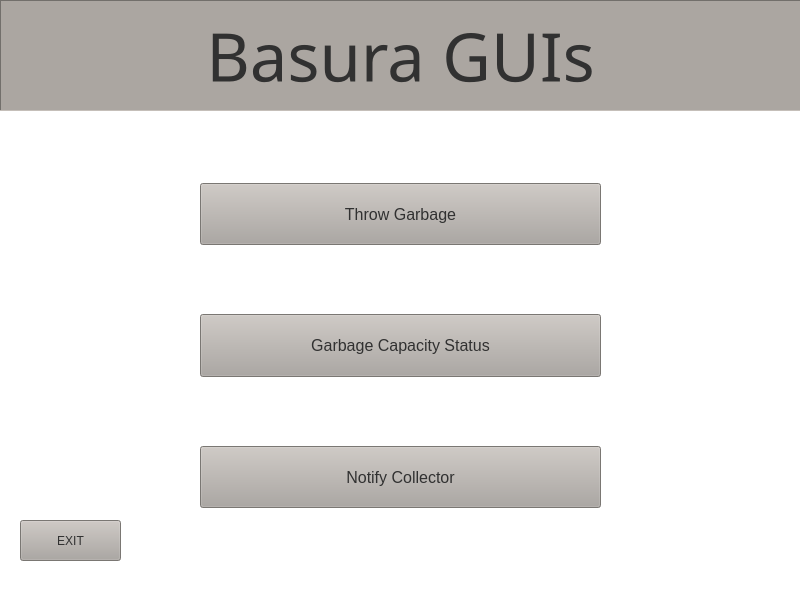
IshahBautista/BasuraGUIs, file mainwindow.ui: the form before one commit.
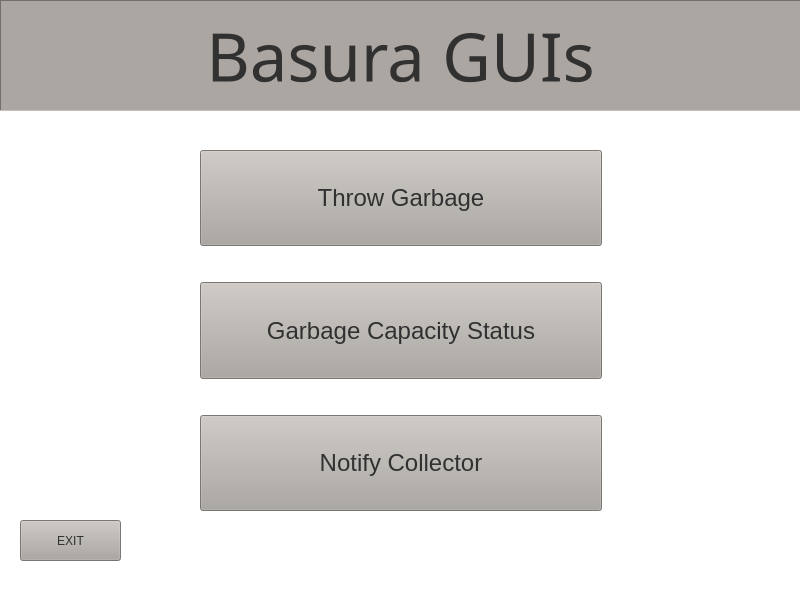
The form after the commit.

```diff
--- a/mainwindow.ui
+++ b/mainwindow.ui
@@ -279,8 +279,8 @@
      <rect>
       <x>200</x>
       <y>120</y>
-      <width>401</width>
-      <height>451</height>
+      <width>402</width>
+      <height>421</height>
      </rect>
     </property>
     <layout class="QVBoxLayout" name="verticalLayout_2">
@@ -289,10 +289,13 @@
        <property name="orientation">
         <enum>Qt::Vertical</enum>
        </property>
+       <property name="sizeType">
+        <enum>QSizePolicy::Fixed</enum>
+       </property>
        <property name="sizeHint" stdset="0">
         <size>
          <width>20</width>
-         <height>40</height>
+         <height>30</height>
         </size>
        </property>
       </spacer>
@@ -506,7 +509,9 @@
        </property>
        <property name="font">
         <font>
-         <pointsize>12</pointsize>
+         <family>Segoe UI Symbol</family>
+         <pointsize>18</pointsize>
+         <bold>false</bold>
         </font>
        </property>
        <property name="cursor">
@@ -528,10 +533,13 @@
        <property name="orientation">
         <enum>Qt::Vertical</enum>
        </property>
+       <property name="sizeType">
+        <enum>QSizePolicy::Fixed</enum>
+       </property>
        <property name="sizeHint" stdset="0">
         <size>
          <width>20</width>
-         <height>40</height>
+         <height>30</height>
         </size>
        </property>
       </spacer>
@@ -745,7 +753,9 @@
        </property>
        <property name="font">
         <font>
-         <pointsize>12</pointsize>
+         <family>Segoe UI Symbol</family>
+         <pointsize>18</pointsize>
+         <bold>false</bold>
         </font>
        </property>
        <property name="cursor">
@@ -764,10 +774,13 @@
        <property name="orientation">
         <enum>Qt::Vertical</enum>
        </property>
+       <property name="sizeType">
+        <enum>QSizePolicy::Fixed</enum>
+       </property>
        <property name="sizeHint" stdset="0">
         <size>
          <width>20</width>
-         <height>40</height>
+         <height>30</height>
         </size>
        </property>
       </spacer>
@@ -981,7 +994,9 @@
        </property>
        <property name="font">
         <font>
-         <pointsize>12</pointsize>
+         <family>Segoe UI Symbol</family>
+         <pointsize>18</pointsize>
+         <bold>false</bold>
         </font>
        </property>
        <property name="cursor">
@@ -1000,10 +1015,13 @@
        <property name="orientation">
         <enum>Qt::Vertical</enum>
        </property>
+       <property name="sizeType">
+        <enum>QSizePolicy::Fixed</enum>
+       </property>
        <property name="sizeHint" stdset="0">
         <size>
          <width>20</width>
-         <height>40</height>
+         <height>30</height>
         </size>
        </property>
       </spacer>
```
